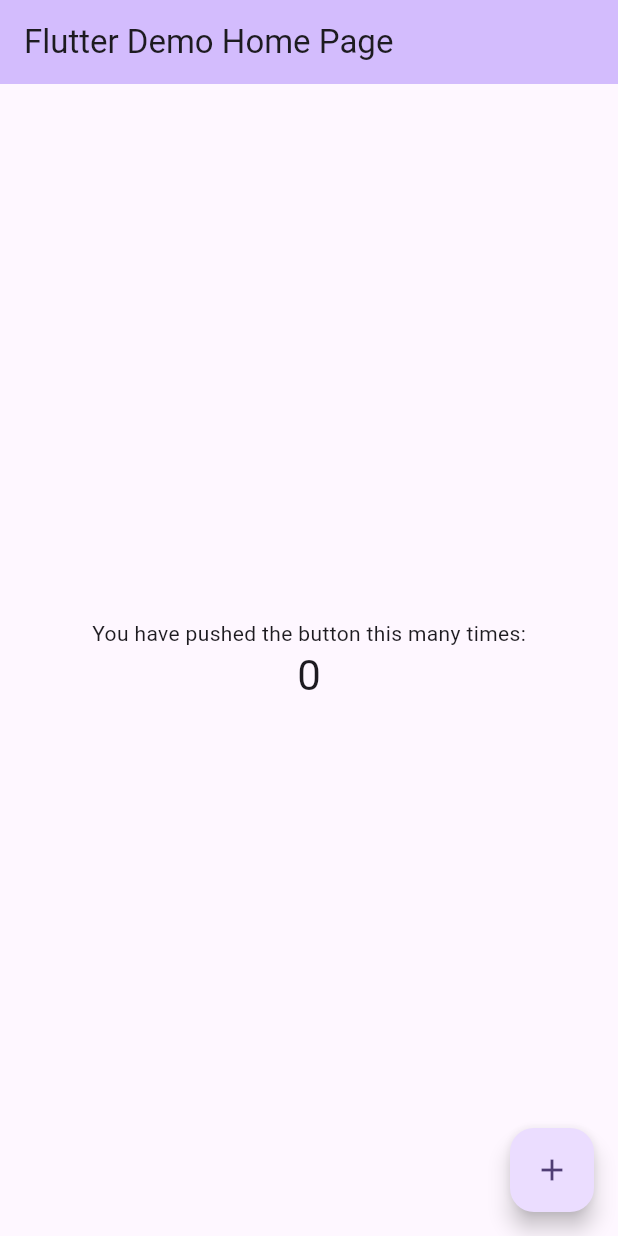
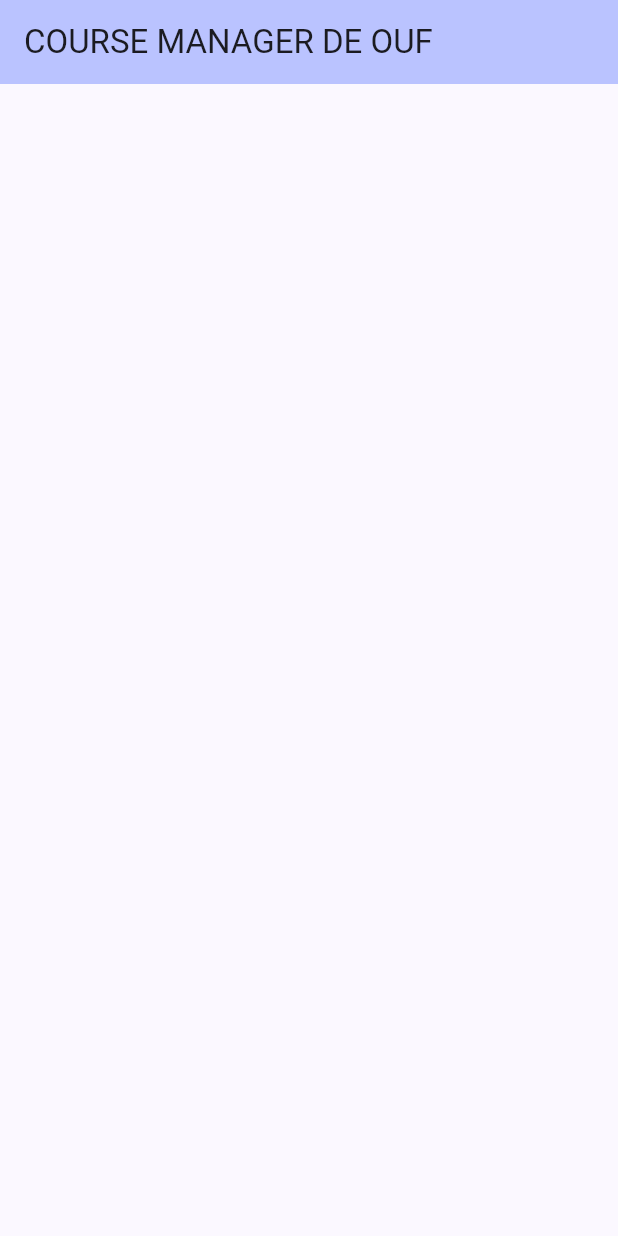
Before and after one commit to alxesv/L2_Paris_Chevaux, a Flutter app: the screen it shows after launch, on a phone screen of 412 x 824 dp. Run offline on Flutter 3.47's test engine with Material 2 defaults, Android fonts, the phone set to English and light mode, and no system bars.

Commit message:
first
UI structure

```diff
--- a/lib/main.dart
+++ b/lib/main.dart
@@ -3,51 +3,24 @@
 void main() {
   runApp(const MyApp());
 }
-
 class MyApp extends StatelessWidget {
   const MyApp({super.key});
 
-  // This widget is the root of your application.
   @override
   Widget build(BuildContext context) {
     return MaterialApp(
       title: 'Flutter Demo',
       theme: ThemeData(
-        // This is the theme of your application.
-        //
-        // TRY THIS: Try running your application with "flutter run". You'll see
-        // the application has a blue toolbar. Then, without quitting the app,
-        // try changing the seedColor in the colorScheme below to Colors.green
-        // and then invoke "hot reload" (save your changes or press the "hot
-        // reload" button in a Flutter-supported IDE, or press "r" if you used
-        // the command line to start the app).
-        //
-        // Notice that the counter didn't reset back to zero; the application
-        // state is not lost during the reload. To reset the state, use hot
-        // restart instead.
-        //
-        // This works for code too, not just values: Most code changes can be
-        // tested with just a hot reload.
-        colorScheme: ColorScheme.fromSeed(seedColor: Colors.deepPurple),
+        colorScheme: ColorScheme.fromSeed(seedColor: Colors.indigo),
         useMaterial3: true,
       ),
-      home: const MyHomePage(title: 'Flutter Demo Home Page'),
+      home: const MyHomePage(title: 'COURSE MANAGER DE OUF'),
     );
   }
 }
 
 class MyHomePage extends StatefulWidget {
   const MyHomePage({super.key, required this.title});
-
-  // This widget is the home page of your application. It is stateful, meaning
-  // that it has a State object (defined below) that contains fields that affect
-  // how it looks.
-
-  // This class is the configuration for the state. It holds the values (in this
-  // case the title) provided by the parent (in this case the App widget) and
-  // used by the build method of the State. Fields in a Widget subclass are
-  // always marked "final".
-
   final String title;
 
   @override
@@ -55,71 +28,23 @@
 }
 
 class _MyHomePageState extends State<MyHomePage> {
-  int _counter = 0;
-
-  void _incrementCounter() {
-    setState(() {
-      // This call to setState tells the Flutter framework that something has
-      // changed in this State, which causes it to rerun the build method below
-      // so that the display can reflect the updated values. If we changed
-      // _counter without calling setState(), then the build method would not be
-      // called again, and so nothing would appear to happen.
-      _counter++;
-    });
-  }
-
   @override
   Widget build(BuildContext context) {
-    // This method is rerun every time setState is called, for instance as done
-    // by the _incrementCounter method above.
-    //
-    // The Flutter framework has been optimized to make rerunning build methods
-    // fast, so that you can just rebuild anything that needs updating rather
-    // than having to individually change instances of widgets.
     return Scaffold(
       appBar: AppBar(
-        // TRY THIS: Try changing the color here to a specific color (to
-        // Colors.amber, perhaps?) and trigger a hot reload to see the AppBar
-        // change color while the other colors stay the same.
         backgroundColor: Theme.of(context).colorScheme.inversePrimary,
-        // Here we take the value from the MyHomePage object that was created by
-        // the App.build method, and use it to set our appbar title.
         title: Text(widget.title),
       ),
       body: Center(
         // Center is a layout widget. It takes a single child and positions it
         // in the middle of the parent.
         child: Column(
-          // Column is also a layout widget. It takes a list of children and
-          // arranges them vertically. By default, it sizes itself to fit its
-          // children horizontally, and tries to be as tall as its parent.
-          //
-          // Column has various properties to control how it sizes itself and
-          // how it positions its children. Here we use mainAxisAlignment to
-          // center the children vertically; the main axis here is the vertical
-          // axis because Columns are vertical (the cross axis would be
-          // horizontal).
-          //
-          // TRY THIS: Invoke "debug painting" (choose the "Toggle Debug Paint"
-          // action in the IDE, or press "p" in the console), to see the
-          // wireframe for each widget.
           mainAxisAlignment: MainAxisAlignment.center,
           children: <Widget>[
-            const Text(
-              'You have pushed the button this many times:',
-            ),
-            Text(
-              '$_counter',
-              style: Theme.of(context).textTheme.headlineMedium,
-            ),
+
           ],
         ),
       ),
-      floatingActionButton: FloatingActionButton(
-        onPressed: _incrementCounter,
-        tooltip: 'Increment',
-        child: const Icon(Icons.add),
-      ), // This trailing comma makes auto-formatting nicer for build methods.
-    );
+      );
   }
 }
```
Also changed, not shown: lib/pages/login.dart (added), lib/pages/register.dart (added), lib/pages/start.dart (added).
